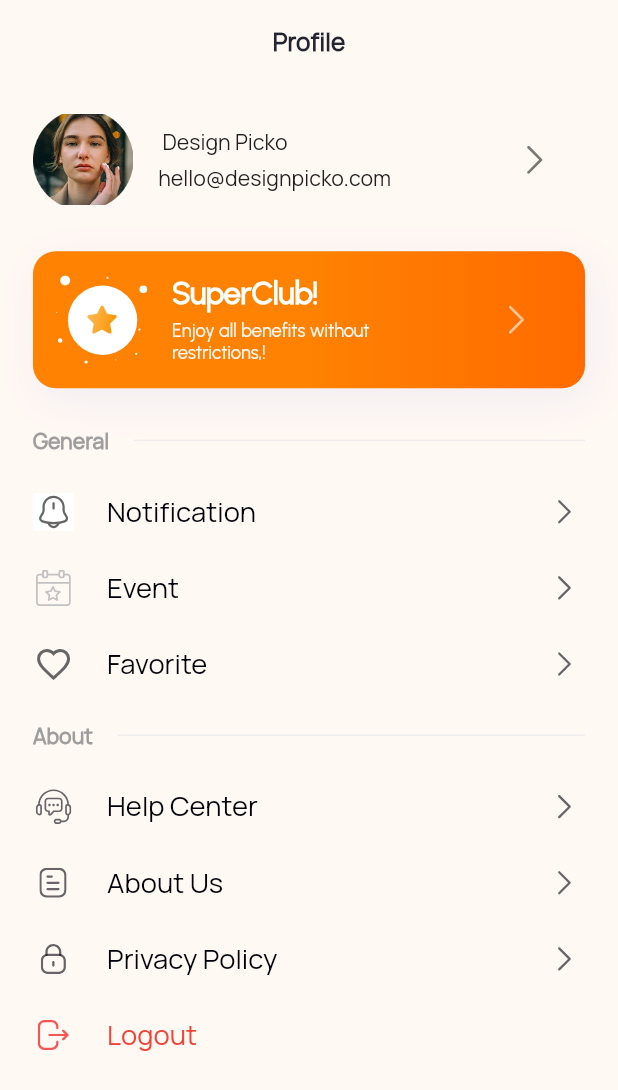
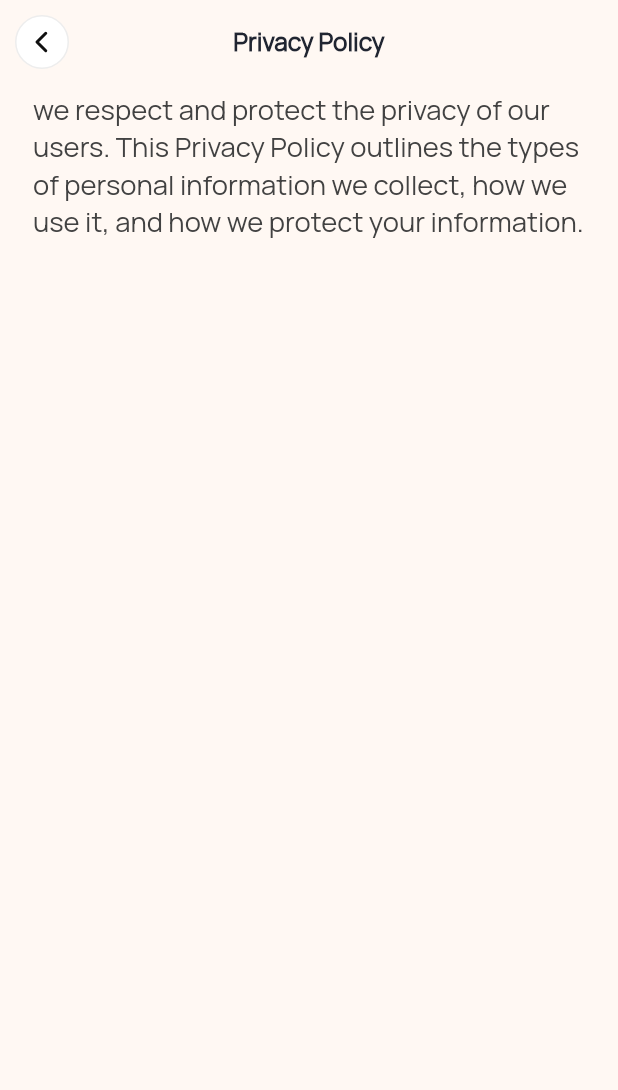
Before and after one commit to Webgenius0/dawgonvegans_app, a Flutter app: the ProfileScreen screen opened directly, after a tap on "Privacy Policy", on a phone screen of 412 x 824 dp. Shown: the top 1090 px of the screen. Run offline on Flutter 3.47's test engine with Material 3 defaults, Android fonts, the phone set to English and light mode, and no system bars; drawn by our look-alikes of auto_animated; our stand-ins replace cached_network_image, dio, flashy_tab_bar2, flutter_advanced_switch, flutter_screenutil, flutter_svg and 8 more; missing offline and left inert: dotlottie_loader, linear_progress_bar; accounts and stored records are empty; project files that could hold a hidden picture were left out.

Commit message:
privacy and about us sccreen has done

```diff
--- a/lib/constants/text_font_style.dart
+++ b/lib/constants/text_font_style.dart
@@ -75,6 +75,15 @@ class TextFontStyle {
     fontSize: 32.sp,
     color: AppColors.c202531,
     fontWeight: FontWeight.w600,
+  );
+  static final textStyle18c424242ManropeW400 = TextStyle(
+    fontFamily: 'manrope',
+    fontSize: 18.sp,
+    color: AppColors.c424242,
+    fontWeight: FontWeight.w400,
+
+
+
   );
   static final textStyle24cFE8204ManropeW600 = TextStyle(
     fontFamily: 'manrope',
--- /dev/null
+++ b/lib/features/privacy_policy/privacy_policy_screen.dart
@@ -0,0 +1,24 @@
+import 'package:dawgonvegans/common_widgets/custom_appbar.dart';
+import 'package:flutter/material.dart';
+import 'package:flutter_screenutil/flutter_screenutil.dart';
+
+import '../../constants/text_font_style.dart';
+
+class PrivacyPolicyScreen extends StatelessWidget {
+  const PrivacyPolicyScreen({super.key});
+
+  @override
+  Widget build(BuildContext context) {
+    return Scaffold(
+      appBar: CustomAppBar(text: 'Privacy Policy'),
+
+      body: Padding(
+        padding: EdgeInsets.symmetric(horizontal: 20.w),
+        child: Text(
+          style: TextFontStyle.textStyle18c424242ManropeW400,
+          "we respect and protect the privacy of our users. This Privacy Policy outlines the types of personal information we collect, how we use it, and how we protect your information.",
+        ),
+      ),
+    );
+  }
+}
--- a/lib/gen/colors.gen.dart
+++ b/lib/gen/colors.gen.dart
@@ -129,6 +129,9 @@ class AppColors {
 
   /// Color: #FF394456
   static const Color c394456 = Color(0xFF394456);
+
+  /// Color: #FF424242
+  static const Color c424242 = Color(0xFF424242);
 
   /// Color: #FF4285f4
   static const Color c4285f4 = Color(0xFF4285F4);
--- a/lib/helpers/all_routes.dart
+++ b/lib/helpers/all_routes.dart
@@ -5,12 +5,14 @@ import 'package:dawgonvegans/features/membership/presentation/membership_screen.
 import 'package:dawgonvegans/features/notification/notification_screen.dart';
 import 'package:flutter/cupertino.dart';
 
+import '../features/about_us/about_us_screen.dart';
 import '../features/auth/forget_password/forget_screen.dart';
 import '../features/auth/register/register_screen.dart';
 import '../features/auth/reset_password/reset_password_screen.dart';
 import '../features/edit_profile/edit_profile_screen.dart';
 import '../features/help_center/presentation/help_center_screen.dart';
 import '../features/payment_method/payment_method_screen.dart';
+import '../features/privacy_policy/privacy_policy_screen.dart';
 import '../features/profile_notification_setting/profile_notification_setting.dart';
 import '../navigation_screen.dart';
 
@@ -31,6 +33,8 @@ final class Routes {
   static const String editProfileScreen = '/editProfileScreen';
   static const String profileNotificationSetting = '/profileNotificationSetting';
   static const String helpCenterScreen = '/helpCenterScreen';
+  static const String aboutUsScreen = '/aboutUsScreen';
+  static const String privacyPolicyScreen = '/privacyPolicyScreen';
 }
 
 final class RouteGenerator {
@@ -114,6 +118,20 @@ final class RouteGenerator {
               settings: settings,
             )
             : CupertinoPageRoute(builder: (context) => HelpCenterScreen());
+      case Routes.aboutUsScreen:
+        return Platform.isAndroid
+            ? _FadedTransitionRoute(
+              widget: AboutUsScreen(),
+              settings: settings,
+            )
+            : CupertinoPageRoute(builder: (context) => AboutUsScreen());
+      case Routes.privacyPolicyScreen:
+        return Platform.isAndroid
+            ? _FadedTransitionRoute(
+              widget: PrivacyPolicyScreen(),
+              settings: settings,
+            )
+            : CupertinoPageRoute(builder: (context) => PrivacyPolicyScreen());
 
       default:
         return null;
```
Also changed, not shown: lib/features/about_us/about_us_screen.dart (added, +23 -0 lines), lib/features/profile/presentation/profile_screen.dart (+6 -2 lines), 1 other file.
